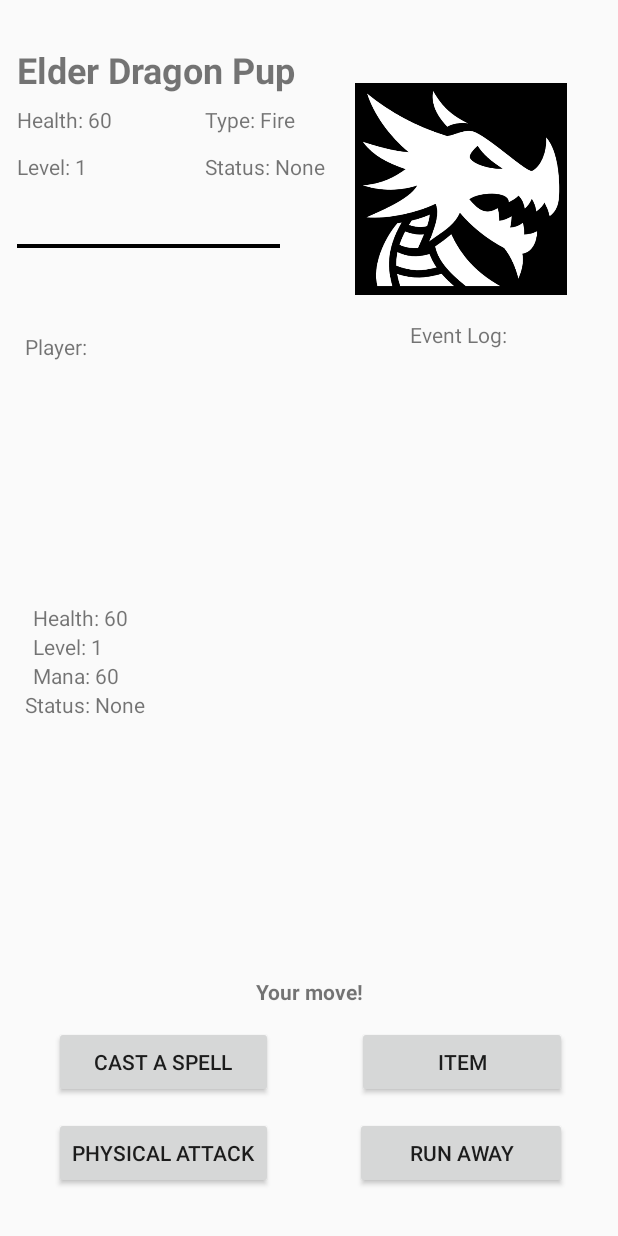
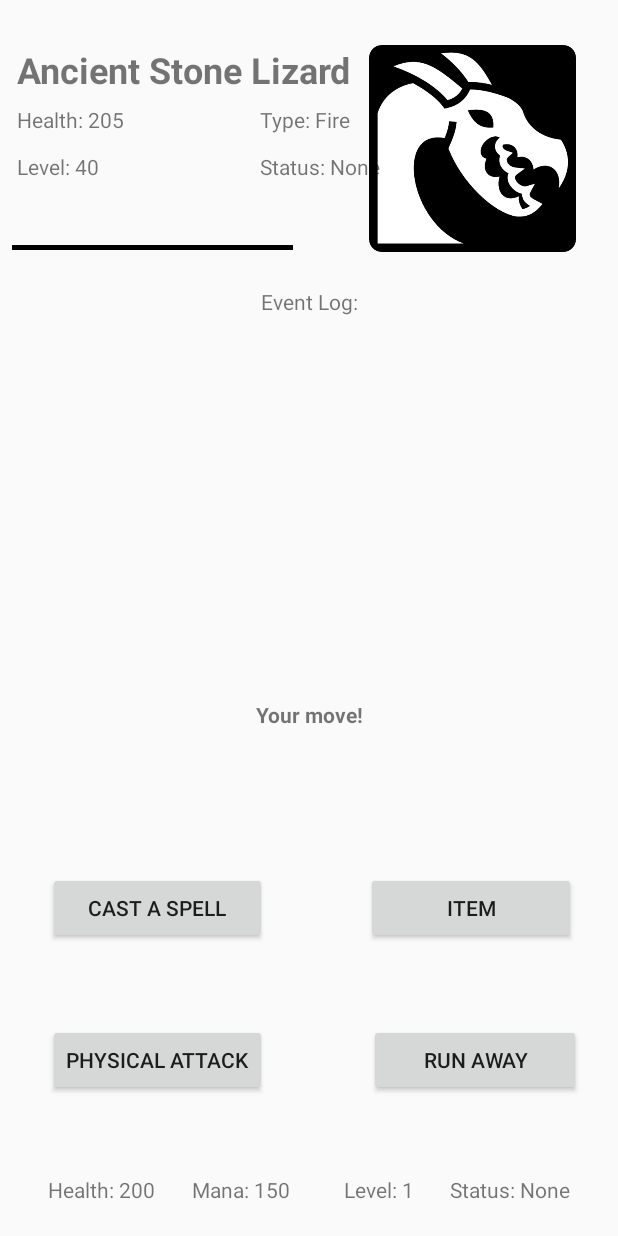
Before and after one commit to dylanalvarez1/RuneMaster, an Android app: the screen it shows after launch (BattleActivity), after a tap on "BATTLE", on a phone screen of 412 x 824 dp. Run offline under Robolectric (Android 15) with nearby library versions, the phone set to English and light mode, and no system bars.

Commit message:
add random enemy generation
enemies are now generated randomly, even their icons are different based on the type they are

```diff
--- a/app/src/main/java/com/example/geeksquad/midtermproject/BattleActivity.java
+++ b/app/src/main/java/com/example/geeksquad/midtermproject/BattleActivity.java
@@ -1,5 +1,6 @@
 package com.example.geeksquad.midtermproject;
 
+import android.net.Uri;
 import android.os.Handler;
 import android.os.Bundle;
 import android.view.View;
@@ -120,7 +121,7 @@ public class BattleActivity  extends ClosableActivity {
         battleWon = false;
         selectSpell = false;
         enemyTurn = false;
-        enemy = new LifeForm("Elder Dragon Pup", 60, 30, 1,10, 1, "None", "ice");
+        enemy = EnemyGenerator.newEnemy();
         setStaticFields();
         updateStats();
     }
@@ -129,6 +130,7 @@ public class BattleActivity  extends ClosableActivity {
         enemyName.setText(enemy.name);
         enemyLevel.setText("Level: " + Integer.toString(enemy.level));
         playerLevel.setText("Level: " + Integer.toString(MainActivity.player.level));
+        enemyIcon.setImageResource(enemy.imageSource);
     }
 
     void updateStats() { //update health, mana, status of enemy and player
@@ -224,7 +226,7 @@ public class BattleActivity  extends ClosableActivity {
         playerLevel = findViewById(R.id.playerLevel);
         playerMana = findViewById(R.id.playerMana);
         playerStatus = findViewById(R.id.playerStatus);
-        playerName = findViewById(R.id.playerName);
+        //playerName = findViewById(R.id.playerName);
         enemyHealth = findViewById(R.id.enemyHealth);
         enemyLevel = findViewById(R.id.enemyLevel);
         enemyStatus = findViewById(R.id.enemyStatus);
--- /dev/null
+++ b/app/src/main/java/com/example/geeksquad/midtermproject/EnemyGenerator.java
@@ -0,0 +1,168 @@
+package com.example.geeksquad.midtermproject;
+
+import android.view.View;
+
+public class EnemyGenerator {
+    EnemyGenerator() {}
+
+    public static LifeForm newEnemy() {
+
+        //Generate the name for the enemy
+        LifeForm enemy = createEnemy();
+
+        //Set the spells for the enemy
+        int spellIndex = 0;
+        for(int i = 0; i < 3; i++) {
+            int rand = getRandomNumberInRange(0, 12);
+            enemy.setSpell(chooseSpell(rand), spellIndex++);
+        }
+        return enemy;
+    }
+
+    public static LifeForm createEnemy() {
+        int random1 = getRandomNumberInRange(0, 4);
+        int random2 = getRandomNumberInRange(0, 4);
+        int random3 = getRandomNumberInRange(0, 6);
+        String name = "";
+        String adj1 = "";
+        String adj2 = "";
+        String noun = "";
+        int level = 1;
+        String type = "";
+        int health = 1;
+        int mana = 1;
+        int def = 1;
+        String status = "None";
+       int imageSource = 0;
+
+        switch(random1) {
+            case 0:
+                adj1 += "Elder ";
+                level = 40;
+                break;
+            case 1:
+                adj1 += "Large ";
+                level = 30;
+                break;
+            case 2:
+                adj1 += "";
+                level = 20;
+                break;
+            case 3:
+                adj1 += "Ancient ";
+                level = 40;
+                break;
+            case 4:
+                adj1 += "Lesser ";
+                level = 10;
+                break;
+        }
+
+        health *= 5 * level;
+
+        switch(random2) {
+            case 0:
+                adj2 += "Fire ";
+                type = "fire";
+                break;
+            case 1:
+                adj2 += "Frost ";
+                type = "ice";
+                break;
+            case 2:
+                adj2 += "Thunder ";
+                type = "electric";
+                break;
+            case 3:
+                adj2 += "Stone ";
+                type = "ground";
+                break;
+            case 4:
+                adj2 += "Nature ";
+                type = "grass";
+                break;
+        }
+
+        switch(random3) {
+            case 0:
+                noun += "Ogre";
+                health += 15;
+                imageSource = R.drawable.orchead;
+                break;
+            case 1:
+                noun += "Dragon";
+                health += 50;
+                imageSource = R.drawable.spikeddragonhead;
+                break;
+            case 2:
+                noun += "Lizard";
+                health += 5;
+                imageSource = R.drawable.dragonhead2;
+                break;
+            case 3:
+                noun += "Elemental";
+                health += 20;
+                imageSource = R.drawable.sparkspirit;
+                break;
+            case 4:
+                noun += "Demon";
+                health += 10;
+                imageSource = R.drawable.evilminion;
+                break;
+            case 5:
+                noun += "Giant";
+                health += 30;
+                imageSource = R.drawable.giant;
+                break;
+            case 6:
+                noun += "Golem";
+                health += 25;
+                imageSource = R.drawable.icegolem;
+                break;
+        }
+        def *= level;
+        return new LifeForm(adj1 + adj2 + noun, health, mana, level, def, status, type, imageSource);
+    }
+
+
+
+    public static Spell chooseSpell(int choice) {
+        switch(choice) {
+            case 0:
+                return new Spell("Fireball", "fire", 1, "burned");
+            case 1:
+                return new Spell("Lightning", "electric", 1, "shocked");
+            case 2:
+                return new Spell("Frostbolt", "ice", 1, "freezed");
+            case 3:
+                return new Spell("Dragonbreath", "dragon", 1, "none");
+            case 4:
+                return new Spell("Earthquake", "ground", 1, "none");
+            case 5:
+                return new Spell("GrassCannon", "grass", 1, "none");
+            case 6:
+                return new Spell("ExplosiveEnchantment", "fire", 1, "none");
+            case 7:
+                return new Spell("ClearDay", "grass", 1, "none");
+            case 8:
+                return new Spell("DragonFocus", "dragon", 1, "none");
+            case 9:
+                return new Spell("IceArmor", "ice", 1, "none");
+            case 10:
+                return new Spell("RockFist", "ground", 1, "none");
+            case 11:
+                return new Spell("Zap", "electric", 1, "none");
+
+        }
+        //Should never get here
+        return null;
+    }
+    private static int getRandomNumberInRange(int min, int max) {
+
+        if (min >= max) {
+            throw new IllegalArgumentException("max must be greater than min");
+        }
+
+        return (int)(Math.random() * ((max - min) + 1)) + min;
+    }
+}
--- a/app/src/main/java/com/example/geeksquad/midtermproject/LifeForm.java
+++ b/app/src/main/java/com/example/geeksquad/midtermproject/LifeForm.java
@@ -9,10 +9,11 @@ public class LifeForm {
     public int accuracyMod;
     public int defenseMod;
     public int spellMod;
+    public int imageSource;
     public ArrayList<Spell> mySpells = new ArrayList<Spell>(3);
     public Spell loadedSpell = null;
 
-    public LifeForm(String name, int health, int mana, int level, int damage, int def, String status, String type) {
+    public LifeForm(String name, int health, int mana, int level, int def, String status, String type, int imageSource) {
         this.name = name;
         this.health = health;
         this.maxHealth = health;
@@ -21,6 +22,7 @@ public class LifeForm {
         this.def = def;
         this.status = status;
         this.type = type;
+        this.imageSource = imageSource;
 
         this.physicalMod = 1;
         this.accuracyMod = 1;
@@ -33,7 +35,7 @@ public class LifeForm {
     public void basicAttack(LifeForm target) {
         target.health -= 10;
         if(target.health < 0) target.health = 0;
-        BattleActivity.battleText.offer("The " + this.name + "walked up and hit the " + target.name+ "!");
+        BattleActivity.battleText.offer("The " + this.name + " walked up and hit the " + target.name+ "!");
         /*
         if(target.def < this.damage) {
             //A basic attack, although its weak
--- a/app/src/main/java/com/example/geeksquad/midtermproject/MainActivity.java
+++ b/app/src/main/java/com/example/geeksquad/midtermproject/MainActivity.java
@@ -18,7 +18,7 @@ public class MainActivity extends ClosableActivity {
         setContentView(R.layout.activity_searching);
         getSupportActionBar().hide();
 
-        player = new Player("Player",60, 60, 1,100, 8, 0, "None", "Human");
+        player = new Player("Player",200, 150, 1,100, 50, 0, "None", "Human", 0);
         fireball = new Spell("Fireball", "fire", 1, "burned");
         frostbolt = new Spell("Frostbolt", "ice", 1, "freezed");
         lightning = new Spell("Lightning", "electric", 1, "shocked");
--- a/app/src/main/java/com/example/geeksquad/midtermproject/Player.java
+++ b/app/src/main/java/com/example/geeksquad/midtermproject/Player.java
@@ -14,8 +14,8 @@ public class Player extends LifeForm{
     public int earth, electric, fire, water, ice, dragon;
 
 
-    Player(String name, int health, int mana, int level, int damage, int def, int gold, String status, String type) {
-        super(name, health, mana, level, damage, def, status, type);
+    Player(String name, int health, int mana, int level, int damage, int def, int gold, String status, String type, int imageSource) {
+        super(name, health, mana, level, def, status, type, imageSource);
         this.maxMana = mana;
         this.gold = gold;
         earth = electric = fire = water = ice = dragon = 0;
--- a/app/src/main/res/layout/activity_battle.xml
+++ b/app/src/main/res/layout/activity_battle.xml
@@ -1,7 +1,8 @@
 <?xml version="1.0" encoding="utf-8"?>
-<RelativeLayout xmlns:android="http://schemas.android.com/apk/res/android"
+<android.support.constraint.ConstraintLayout xmlns:android="http://schemas.android.com/apk/res/android"
     xmlns:app="http://schemas.android.com/apk/res-auto"
     xmlns:tools="http://schemas.android.com/tools"
+    android:id="@+id/relativeLayout"
     android:layout_width="match_parent"
     android:layout_height="match_parent"
     tools:context=".BattleActivity">
@@ -10,205 +11,242 @@
         android:id="@+id/enemyName"
         android:layout_width="wrap_content"
         android:layout_height="wrap_content"
-        android:layout_alignParentTop="true"
-        android:layout_alignStart="@+id/enemyHealth"
         android:layout_marginTop="30dp"
         android:text="Enemy Name"
         android:textSize="24sp"
-        android:textStyle="bold" />
+        android:textStyle="bold"
+        app:layout_constraintStart_toStartOf="@+id/enemyHealth"
+        app:layout_constraintTop_toTopOf="parent" />
 
     <ImageView
         android:id="@+id/enemyIcon"
-        android:layout_width="141dp"
-        android:layout_height="191dp"
-        android:layout_alignParentEnd="true"
-        android:layout_alignTop="@+id/enemyName"
-        android:layout_marginEnd="34dp"
+        android:layout_width="138dp"
+        android:layout_height="138dp"
+        android:layout_marginEnd="28dp"
+        app:layout_constraintEnd_toEndOf="parent"
+        app:layout_constraintTop_toTopOf="@+id/enemyName"
         app:srcCompat="@drawable/dragonhead" />
 
     <TextView
         android:id="@+id/enemyHealth"
         android:layout_width="wrap_content"
         android:layout_height="wrap_content"
-        android:layout_alignParentTop="true"
-        android:layout_alignStart="@+id/enemyLevel"
         android:layout_marginTop="70dp"
-        android:text="Health: 80" />
+        android:text="Health: 80"
+        app:layout_constraintStart_toStartOf="@+id/enemyLevel"
+        app:layout_constraintTop_toTopOf="parent" />
 
     <TextView
         android:id="@+id/enemyType"
         android:layout_width="wrap_content"
         android:layout_height="wrap_content"
-        android:layout_alignEnd="@+id/enemyName"
-        android:layout_alignTop="@+id/enemyHealth"
-        android:text="Type: Fire" />
+        android:text="Type: Fire"
+        app:layout_constraintEnd_toEndOf="@+id/enemyName"
+        app:layout_constraintTop_toTopOf="@+id/enemyHealth" />
 
     <TextView
         android:id="@+id/enemyLevel"
         android:layout_width="wrap_content"
         android:layout_height="wrap_content"
-        android:layout_alignParentStart="true"
-        android:layout_alignParentTop="true"
         android:layout_marginStart="11dp"
         android:layout_marginTop="101dp"
-        android:text="Level 60" />
-
-    <TextView
-        android:id="@+id/playerName"
-        android:layout_width="wrap_content"
-        android:layout_height="wrap_content"
-        android:layout_alignEnd="@+id/enemyLevel"
-        android:layout_below="@+id/enemyIcon"
-        android:text="Player:" />
+        android:text="Level 60"
+        app:layout_constraintStart_toStartOf="parent"
+        app:layout_constraintTop_toTopOf="parent" />
 
     <TextView
         android:id="@+id/playerHealth"
         android:layout_width="wrap_content"
         android:layout_height="wrap_content"
-        android:layout_alignParentStart="true"
-        android:layout_centerVertical="true"
-        android:layout_marginStart="22dp"
-        android:text="Health: 35" />
+        android:layout_marginBottom="8dp"
+        android:layout_marginEnd="24dp"
+        android:layout_marginStart="32dp"
+        android:text="Health: 35"
+        app:layout_constraintBottom_toBottomOf="parent"
+        app:layout_constraintEnd_toStartOf="@+id/playerMana"
+        app:layout_constraintHorizontal_bias="0.0"
+        app:layout_constraintStart_toStartOf="parent"
+        app:layout_constraintTop_toTopOf="parent"
+        app:layout_constraintVertical_bias="0.983" />
 
     <TextView
         android:id="@+id/playerMana"
         android:layout_width="wrap_content"
         android:layout_height="wrap_content"
-        android:layout_alignStart="@+id/playerHealth"
-        android:layout_below="@+id/playerLevel"
-        android:text="Mana: 90" />
+        android:layout_marginBottom="8dp"
+        android:layout_marginEnd="36dp"
+        android:layout_marginTop="8dp"
+        android:text="Mana: 90"
+        app:layout_constraintBottom_toBottomOf="parent"
+        app:layout_constraintEnd_toStartOf="@+id/playerLevel"
+        app:layout_constraintTop_toTopOf="parent"
+        app:layout_constraintVertical_bias="0.983" />
 
     <TextView
         android:id="@+id/playerLevel"
         android:layout_width="wrap_content"
         android:layout_height="wrap_content"
-        android:layout_alignStart="@+id/playerHealth"
-        android:layout_below="@+id/playerHealth"
-        android:text="Level: " />
+        android:layout_marginBottom="8dp"
+        android:layout_marginEnd="24dp"
+        android:layout_marginTop="8dp"
+        android:text="Level: "
+        app:layout_constraintBottom_toBottomOf="parent"
+        app:layout_constraintEnd_toStartOf="@+id/playerStatus"
+        app:layout_constraintTop_toTopOf="parent"
+        app:layout_constraintVertical_bias="0.983" />
 
     <Button
         android:id="@+id/pButton"
         android:layout_width="wrap_content"
         android:layout_height="wrap_content"
-        android:layout_alignEnd="@+id/cButton"
-        android:layout_alignParentBottom="true"
-        android:layout_marginBottom="31dp"
+        android:layout_marginBottom="48dp"
+        android:layout_marginTop="8dp"
         android:onClick="onBasicAttack"
-        android:text="Physical Attack" />
+        android:text="Physical Attack"
+        app:layout_constraintBottom_toBottomOf="parent"
+        app:layout_constraintEnd_toEndOf="@+id/cButton"
+        app:layout_constraintTop_toBottomOf="@+id/cButton" />
 
     <Button
         android:id="@+id/cButton"
         android:layout_width="146dp"
         android:layout_height="wrap_content"
-        android:layout_alignParentBottom="true"
-        android:layout_alignParentStart="true"
-        android:layout_marginBottom="92dp"
-        android:layout_marginStart="36dp"
+        android:layout_marginBottom="108dp"
+        android:layout_marginStart="32dp"
+        android:layout_marginTop="8dp"
         android:onClick="onSpellAttack"
-        android:text="Cast a Spell" />
+        android:text="Cast a Spell"
+        app:layout_constraintBottom_toBottomOf="parent"
+        app:layout_constraintStart_toStartOf="parent"
+        app:layout_constraintTop_toBottomOf="@+id/turnText" />
 
     <Button
         android:id="@+id/rButton"
         android:layout_width="141dp"
         android:layout_height="wrap_content"
-        android:layout_alignStart="@+id/enemyIcon"
-        android:layout_alignTop="@+id/pButton"
         android:onClick="onRunAway"
-        android:text="Run Away" />
+        android:text="Run Away"
+        app:layout_constraintStart_toStartOf="@+id/enemyIcon"
+        app:layout_constraintTop_toTopOf="@+id/pButton" />
 
     <Button
         android:id="@+id/iButton"
         android:layout_width="140dp"
         android:layout_height="wrap_content"
-        android:layout_alignEnd="@+id/enemyIcon"
-        android:layout_alignTop="@+id/cButton"
         android:onClick="onItem"
-        android:text="Item" />
+        android:text="Item"
+        app:layout_constraintEnd_toEndOf="@+id/enemyIcon"
+        app:layout_constraintTop_toTopOf="@+id/cButton" />
 
     <TextView
         android:id="@+id/battleDescription"
-        android:layout_width="136dp"
-        android:layout_height="90dp"
-        android:layout_alignStart="@+id/enemyIcon"
-        android:layout_below="@+id/playerName"
+        android:layout_width="330dp"
+        android:layout_height="68dp"
+        android:layout_marginBottom="8dp"
+        android:layout_marginEnd="8dp"
+        android:layout_marginStart="8dp"
+        android:layout_marginTop="8dp"
+        android:textAlignment="center"
         android:textSize="18sp"
-        android:textStyle="bold" />
+        android:textStyle="bold"
+        app:layout_constraintBottom_toBottomOf="parent"
+        app:layout_constraintEnd_toEndOf="parent"
+        app:layout_constraintStart_toStartOf="parent"
+        app:layout_constraintTop_toBottomOf="@+id/textView11"
+        app:layout_constraintVertical_bias="0.04" />
 
     <TextView
         android:id="@+id/textView11"
         android:layout_width="wrap_content"
         android:layout_height="wrap_content"
-        android:layout_alignParentEnd="true"
-        android:layout_alignParentTop="true"
-        android:layout_marginEnd="74dp"
-        android:layout_marginTop="213dp"
-        android:text="Event Log:" />
+        android:layout_marginBottom="8dp"
+        android:layout_marginEnd="8dp"
+        android:layout_marginStart="8dp"
+        android:layout_marginTop="8dp"
+        android:text="Event Log:"
+        app:layout_constraintBottom_toBottomOf="parent"
+        app:layout_constraintEnd_toEndOf="parent"
+        app:layout_constraintHorizontal_bias="0.501"
+        app:layout_constraintStart_toStartOf="parent"
+        app:layout_constraintTop_toBottomOf="@+id/imageView4"
+        app:layout_constraintVertical_bias="0.022" />
 
     <TextView
         android:id="@+id/turnText"
         android:layout_width="109dp"
         android:layout_height="wrap_content"
-        android:layout_alignParentBottom="true"
-        android:layout_centerHorizontal="true"
-        android:layout_marginBottom="153dp"
+        android:layout_marginBottom="188dp"
+        android:layout_marginTop="8dp"
         android:text="Your move!"
         android:textAlignment="center"
-        android:textStyle="bold" />
+        android:textStyle="bold"
+        app:layout_constraintBottom_toBottomOf="parent"
+        app:layout_constraintHorizontal_bias="0.501"
+        app:layout_constraintLeft_toLeftOf="parent"
+        app:layout_constraintRight_toRightOf="parent"
+        app:layout_constraintTop_toBottomOf="@+id/battleDescription" />
 
     <Button
         android:id="@+id/spellButton1"
         android:layout_width="wrap_content"
         android:layout_height="wrap_content"
-        android:layout_alignParentBottom="true"
-        android:layout_alignStart="@+id/pButton"
         android:layout_marginBottom="62dp"
         android:onClick="onSpellCast1"
         android:text="Button"
-        android:visibility="invisible" />
+        android:visibility="invisible"
+        app:layout_constraintBottom_toBottomOf="parent"
+        app:layout_constraintStart_toStartOf="@+id/pButton" />
 
     <Button
         android:id="@+id/spellButton2"
         android:layout_width="wrap_content"
         android:layout_height="wrap_content"
-        android:layout_alignTop="@+id/spellButton1"
-        android:layout_centerHorizontal="true"
         android:onClick="onSpellCast2"
         android:text="Button"
-        android:visibility="invisible" />
+        android:visibility="invisible"
+        app:layout_constraintLeft_toLeftOf="parent"
+        app:layout_constraintRight_toRightOf="parent"
+        app:layout_constraintTop_toTopOf="@+id/spellButton1" />
 
     <Button
         android:id="@+id/spellButton3"
         android:layout_width="wrap_content"
         android:layout_height="wrap_content"
-        android:layout_alignBottom="@+id/spellButton1"
-        android:layout_alignEnd="@+id/enemyIcon"
         android:onClick="onSpellCast3"
         android:text="Button"
-        android:visibility="invisible" />
+        android:visibility="invisible"
+        app:layout_constraintBottom_toBottomOf="@+id/spellButton1"
+        app:layout_constraintEnd_toEndOf="@+id/enemyIcon" />
 
     <TextView
         android:id="@+id/enemyStatus"
         android:layout_width="wrap_content"
         android:layout_height="wrap_content"
-        android:layout_alignStart="@+id/enemyType"
-        android:layout_alignTop="@+id/enemyLevel"
-        android:text="Status: Fine" />
+        android:text="Status: Fine"
+        app:layout_constraintStart_toStartOf="@+id/enemyType"
+        app:layout_constraintTop_toTopOf="@+id/enemyLevel" />
 
     <ImageView
         android:id="@+id/imageView4"
-        android:layout_width="175dp"
-        android:layout_height="wrap_content"
-        android:layout_alignParentTop="true"
-        android:layout_alignStart="@+id/enemyName"
-        android:layout_marginTop="147dp"
+        android:layout_width="187dp"
+        android:layout_height="10dp"
+        android:layout_marginStart="8dp"
+        android:layout_marginTop="160dp"
+        app:layout_constraintStart_toStartOf="parent"
+        app:layout_constraintTop_toTopOf="parent"
         app:srcCompat="@drawable/line" />
 
     <TextView
         android:id="@+id/playerStatus"
         android:layout_width="wrap_content"
         android:layout_height="wrap_content"
-        android:layout_alignStart="@+id/playerName"
-        android:layout_below="@+id/playerMana"
-        android:text="Status: Fine" />
+        android:layout_marginBottom="8dp"
+        android:layout_marginEnd="32dp"
+        android:layout_marginTop="8dp"
+        android:text="Status: Fine"
+        app:layout_constraintBottom_toBottomOf="parent"
+        app:layout_constraintEnd_toEndOf="parent"
+        app:layout_constraintTop_toTopOf="parent"
+        app:layout_constraintVertical_bias="0.983" />
 
-</RelativeLayout>
+</android.support.constraint.ConstraintLayout>
```
Also changed, not shown: app/src/main/res/drawable-v24/dragonhead2.png (added), app/src/main/res/drawable-v24/evilminion.png (added), app/src/main/res/drawable-v24/giant.png (added), app/src/main/res/drawable-v24/icegolem.png (added), app/src/main/res/drawable-v24/orchead.png (added), app/src/main/res/drawable-v24/sparkspirit.png (added), app/src/main/res/drawable-v24/spikeddragonhead.png (added).
